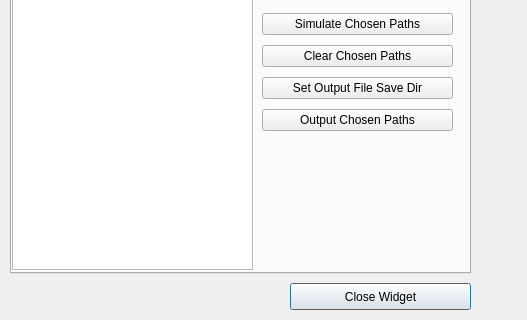
Old version of the form framefab_gui/src/uis/selection_widget.ui in the repository yijiangh/choreo; both pictures show x 0 to 527 and y 237 to 557 of the 527 by 557 pixel window.
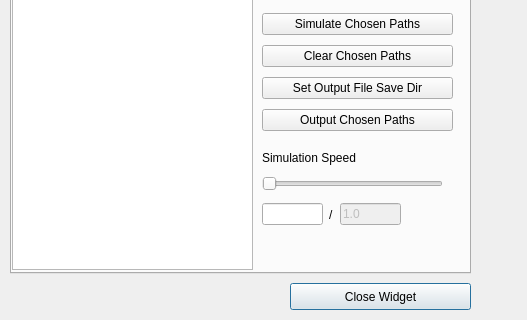
New version of the form. The open tabs and pages were chosen to show the change.

The edit to the form file:
```diff
--- a/framefab_gui/src/uis/selection_widget.ui
+++ b/framefab_gui/src/uis/selection_widget.ui
@@ -517,6 +517,89 @@
       </item>
      </layout>
     </widget>
+    <widget class="QSlider" name="slider_sim_speed">
+     <property name="geometry">
+      <rect>
+       <x>250</x>
+       <y>170</y>
+       <width>181</width>
+       <height>29</height>
+      </rect>
+     </property>
+     <property name="minimum">
+      <number>1</number>
+     </property>
+     <property name="maximum">
+      <number>100</number>
+     </property>
+     <property name="orientation">
+      <enum>Qt::Horizontal</enum>
+     </property>
+     <property name="tickPosition">
+      <enum>QSlider::NoTicks</enum>
+     </property>
+    </widget>
+    <widget class="QLabel" name="label_9">
+     <property name="geometry">
+      <rect>
+       <x>250</x>
+       <y>150</y>
+       <width>121</width>
+       <height>17</height>
+      </rect>
+     </property>
+     <property name="text">
+      <string>Simulation Speed</string>
+     </property>
+    </widget>
+    <widget class="QWidget" name="horizontalLayoutWidget_6">
+     <property name="geometry">
+      <rect>
+       <x>250</x>
+       <y>200</y>
+       <width>139</width>
+       <height>31</height>
+      </rect>
+     </property>
+     <layout class="QHBoxLayout" name="horizontalLayout_6">
+      <item>
+       <widget class="QLineEdit" name="lineedit_sim_speed">
+        <property name="inputMask">
+         <string/>
+        </property>
+        <property name="readOnly">
+         <bool>true</bool>
+        </property>
+        <property name="clearButtonEnabled">
+         <bool>false</bool>
+        </property>
+       </widget>
+      </item>
+      <item>
+       <widget class="QLabel" name="label_10">
+        <property name="text">
+         <string>/</string>
+        </property>
+       </widget>
+      </item>
+      <item>
+       <widget class="QLineEdit" name="lineedit_max_2">
+        <property name="enabled">
+         <bool>false</bool>
+        </property>
+        <property name="text">
+         <string>1.0</string>
+        </property>
+        <property name="frame">
+         <bool>true</bool>
+        </property>
+        <property name="readOnly">
+         <bool>true</bool>
+        </property>
+       </widget>
+      </item>
+     </layout>
+    </widget>
    </widget>
   </widget>
   <widget class="QPushButton" name="pushbutton_close_widget">
```
Left out of the diff: 2 changed lines with no effect on the pictures.
